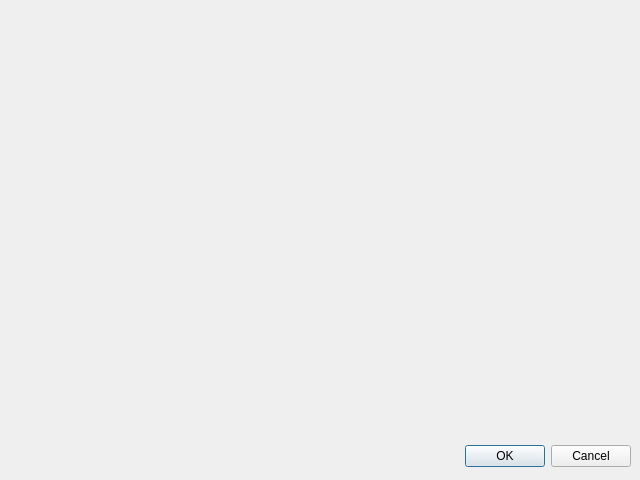
First picture: the form in ui/preferencesdialog.ui, repository maxavadallat/maxdesigner, before the edit.
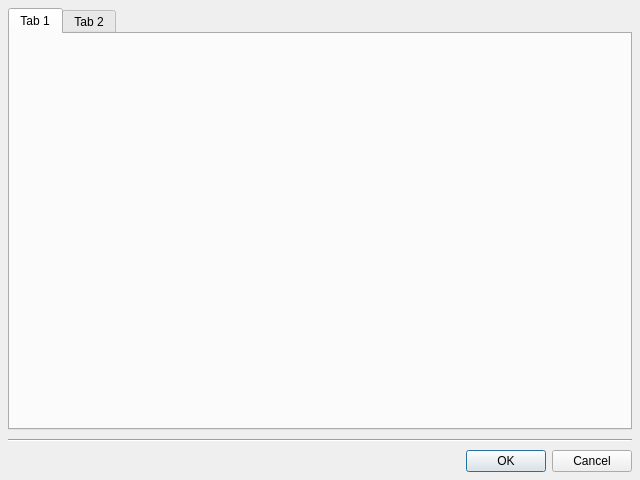
Second picture: the form after the edit.

The edit to the form file:
```diff
--- a/ui/preferencesdialog.ui
+++ b/ui/preferencesdialog.ui
@@ -12,22 +12,63 @@
   <property name="windowTitle">
    <string>Dialog</string>
   </property>
-  <widget name="buttonBox" class="QDialogButtonBox">
-   <property name="geometry">
-    <rect>
-     <x>10</x>
-     <y>440</y>
-     <width>621</width>
-     <height>32</height>
-    </rect>
+  <layout class="QGridLayout" name="gridLayout">
+   <property name="leftMargin">
+    <number>8</number>
    </property>
-   <property name="orientation">
-    <enum>Qt::Horizontal</enum>
+   <property name="topMargin">
+    <number>8</number>
    </property>
-   <property name="standardButtons">
-    <set>QDialogButtonBox::Cancel|QDialogButtonBox::Ok</set>
+   <property name="rightMargin">
+    <number>8</number>
    </property>
-  </widget>
+   <property name="bottomMargin">
+    <number>8</number>
+   </property>
+   <property name="spacing">
+    <number>2</number>
+   </property>
+   <item row="0" column="0">
+    <widget class="QTabWidget" name="tabWidget">
+     <property name="currentIndex">
+      <number>0</number>
+     </property>
+     <widget class="QWidget" name="tab">
+      <attribute name="title">
+       <string>Tab 1</string>
+      </attribute>
+     </widget>
+     <widget class="QWidget" name="tab_2">
+      <attribute name="title">
+       <string>Tab 2</string>
+      </attribute>
+     </widget>
+    </widget>
+   </item>
+   <item row="1" column="0">
+    <widget class="Line" name="line">
+     <property name="minimumSize">
+      <size>
+       <width>0</width>
+       <height>16</height>
+      </size>
+     </property>
+     <property name="orientation">
+      <enum>Qt::Horizontal</enum>
+     </property>
+    </widget>
+   </item>
+   <item row="2" column="0">
+    <widget class="QDialogButtonBox" name="buttonBox">
+     <property name="orientation">
+      <enum>Qt::Horizontal</enum>
+     </property>
+     <property name="standardButtons">
+      <set>QDialogButtonBox::Cancel|QDialogButtonBox::Ok</set>
+     </property>
+    </widget>
+   </item>
+  </layout>
  </widget>
  <resources/>
  <connections>
```
Left out of the diff: 3 changed lines with no effect on the pictures.
